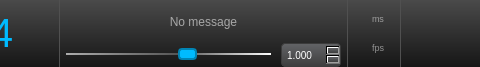
Above: uitransport.ui from buzzinglight/IanniX before the change; both pictures show x 322 to 802 and y 0 to 67 of the 802 by 67 pixel window. Below: the same form after it.
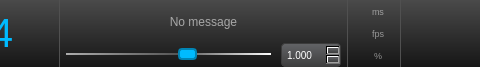
That is the form after the change. Icons and pictures are not drawn.

What changed in the file:
```diff
--- a/uitransport.ui
+++ b/uitransport.ui
@@ -462,6 +462,40 @@
            </property>
           </widget>
          </item>
+         <item>
+          <widget class="QLineEdit" name="perfCpuEdit">
+           <property name="minimumSize">
+            <size>
+             <width>40</width>
+             <height>0</height>
+            </size>
+           </property>
+           <property name="maximumSize">
+            <size>
+             <width>40</width>
+             <height>16777215</height>
+            </size>
+           </property>
+           <property name="toolTip">
+            <string>CPU usage</string>
+           </property>
+           <property name="inputMask">
+            <string>009 %; </string>
+           </property>
+           <property name="text">
+            <string> %</string>
+           </property>
+           <property name="cursorPosition">
+            <number>5</number>
+           </property>
+           <property name="alignment">
+            <set>Qt::AlignCenter</set>
+           </property>
+           <property name="readOnly">
+            <bool>true</bool>
+           </property>
+          </widget>
+         </item>
         </layout>
        </widget>
       </item>
```
